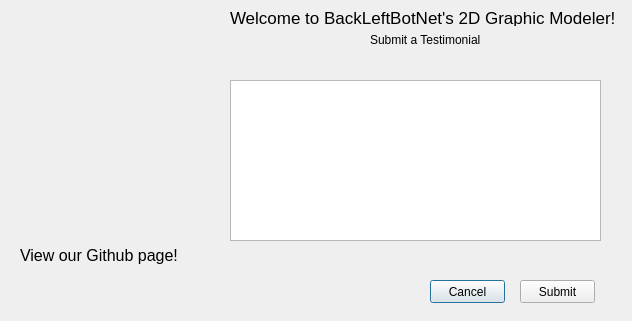
First picture: the form in contactpage.ui, repository rizzi-trevor/CS1C-2DGraphicsModeler, before the edit.
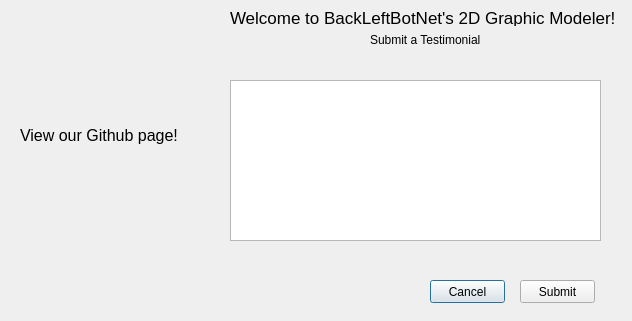
Second picture: the form after the edit.

The edit to the form file:
```diff
--- a/contactpage.ui
+++ b/contactpage.ui
@@ -71,7 +71,7 @@
    <property name="geometry">
     <rect>
      <x>20</x>
-     <y>240</y>
+     <y>120</y>
      <width>181</width>
      <height>31</height>
     </rect>
@@ -89,8 +89,8 @@
    <property name="geometry">
     <rect>
      <x>20</x>
-     <y>270</y>
-     <width>331</width>
+     <y>150</y>
+     <width>181</width>
      <height>41</height>
     </rect>
    </property>
```
